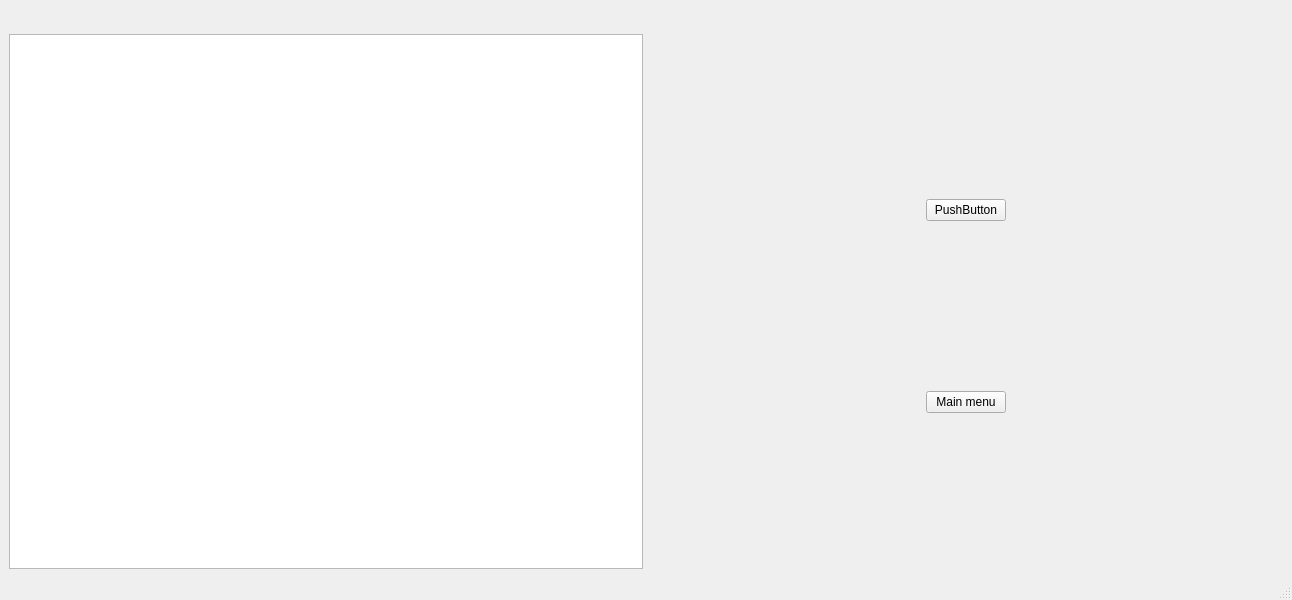
Before: the Qt Designer form mainwindow.ui in loctyr/RedwoodInventory, drawn with Qt 5.
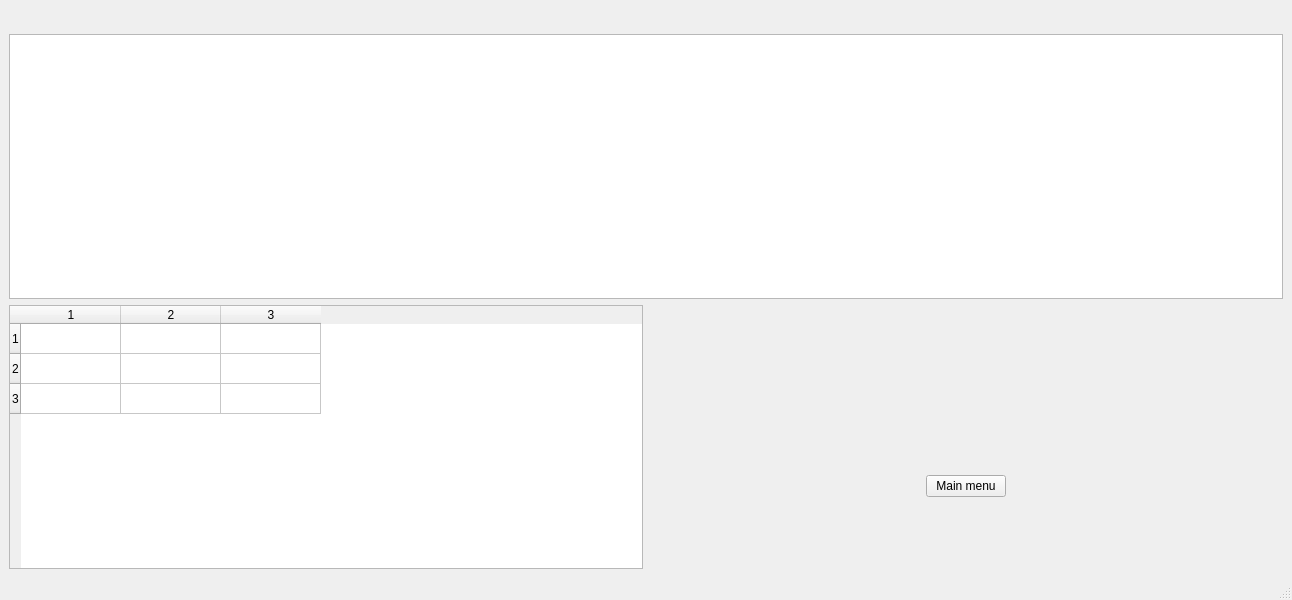
After: the same form once the commit is applied. Custom widgets are drawn as their Qt base class.

Patch:
```diff
--- a/mainwindow.ui
+++ b/mainwindow.ui
@@ -31,10 +31,30 @@
       </property>
      </spacer>
     </item>
+    <item>
+     <widget class="QTableWidget" name="tableWidget">
+      <property name="acceptDrops">
+       <bool>true</bool>
+      </property>
+     </widget>
+    </item>
     <item>
      <layout class="QHBoxLayout" name="horizontalLayout_3">
       <item>
-       <widget class="QTableWidget" name="twInventory"/>
+       <widget class="Inventory" name="twInventory">
+        <property name="rowCount">
+         <number>3</number>
+        </property>
+        <property name="columnCount">
+         <number>3</number>
+        </property>
+        <row/>
+        <row/>
+        <row/>
+        <column/>
+        <column/>
+        <column/>
+       </widget>
       </item>
       <item>
        <layout class="QVBoxLayout" name="verticalLayout">
@@ -74,15 +94,7 @@
               <height>0</height>
              </size>
             </property>
-            <layout class="QGridLayout" name="gridLayout">
-             <item row="0" column="0">
-              <widget class="QPushButton" name="pushButton">
-               <property name="text">
-                <string>PushButton</string>
-               </property>
-              </widget>
-             </item>
-            </layout>
+            <layout class="QGridLayout" name="gridLayout"/>
            </widget>
           </item>
           <item>
@@ -181,6 +193,13 @@
   </widget>
   <widget class="QStatusBar" name="statusbar"/>
  </widget>
+ <customwidgets>
+  <customwidget>
+   <class>Inventory</class>
+   <extends>QTableWidget</extends>
+   <header>inventory.h</header>
+  </customwidget>
+ </customwidgets>
  <resources/>
  <connections/>
 </ui>
```
Left out of the diff: 3 changed lines with no effect on the pictures.
